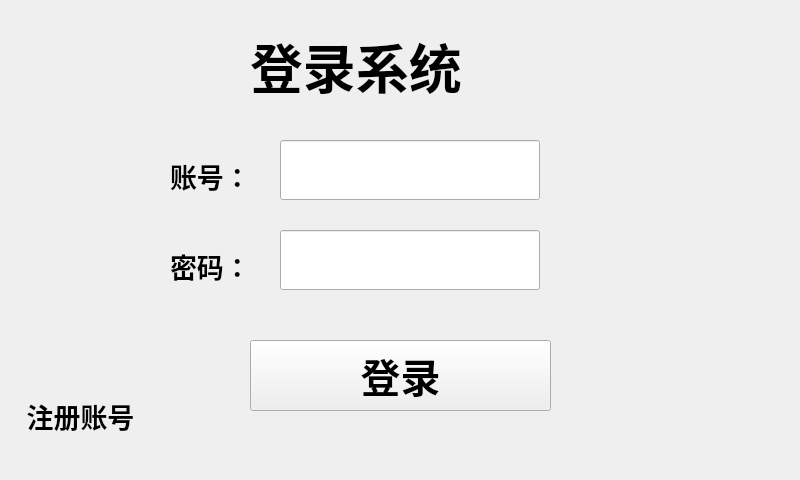
Above: mainwindow.ui from liyeyeli/project9 before the change. Below: the same form after it.
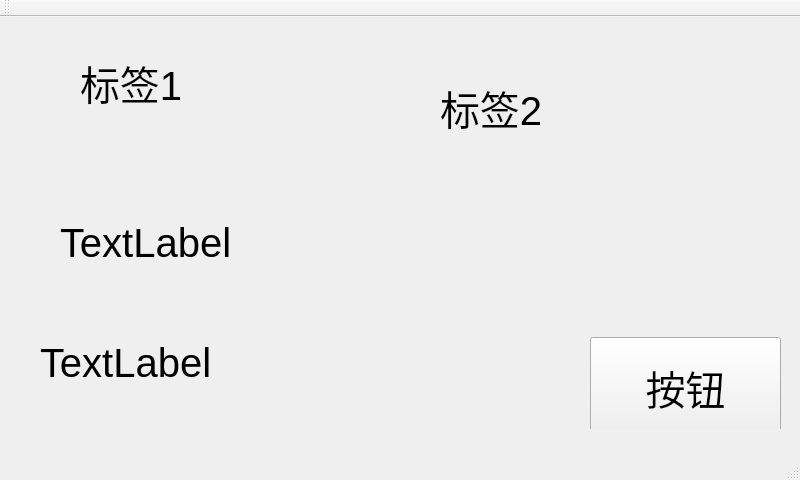
That is the form after the change.

```diff
--- a/mainwindow.ui
+++ b/mainwindow.ui
@@ -12,110 +12,20 @@
   </property>
   <property name="font">
    <font>
-    <family>华文新魏</family>
-    <pointsize>9</pointsize>
-    <weight>75</weight>
-    <italic>false</italic>
-    <bold>true</bold>
-    <underline>false</underline>
-    <strikeout>false</strikeout>
+    <pointsize>30</pointsize>
    </font>
   </property>
   <property name="windowTitle">
    <string>MainWindow</string>
   </property>
   <widget class="QWidget" name="centralWidget">
-   <widget class="QLineEdit" name="lineEdit">
-    <property name="geometry">
-     <rect>
-      <x>280</x>
-      <y>140</y>
-      <width>260</width>
-      <height>60</height>
-     </rect>
-    </property>
-    <property name="text">
-     <string/>
-    </property>
-   </widget>
-   <widget class="QLineEdit" name="lineEdit_2">
-    <property name="geometry">
-     <rect>
-      <x>280</x>
-      <y>230</y>
-      <width>260</width>
-      <height>60</height>
-     </rect>
-    </property>
-    <property name="text">
-     <string/>
-    </property>
-   </widget>
-   <widget class="QLabel" name="label">
-    <property name="geometry">
-     <rect>
-      <x>170</x>
-      <y>140</y>
-      <width>91</width>
-      <height>71</height>
-     </rect>
-    </property>
-    <property name="font">
-     <font>
-      <pointsize>20</pointsize>
-     </font>
-    </property>
-    <property name="text">
-     <string>账号：</string>
-    </property>
-   </widget>
-   <widget class="QLabel" name="label_2">
-    <property name="geometry">
-     <rect>
-      <x>170</x>
-      <y>240</y>
-      <width>81</width>
-      <height>51</height>
-     </rect>
-    </property>
-    <property name="font">
-     <font>
-      <pointsize>20</pointsize>
-     </font>
-    </property>
-    <property name="text">
-     <string>密码：</string>
-    </property>
-   </widget>
    <widget class="QPushButton" name="pushButton">
     <property name="geometry">
      <rect>
-      <x>10</x>
-      <y>370</y>
-      <width>141</width>
-      <height>91</height>
-     </rect>
-    </property>
-    <property name="font">
-     <font>
-      <family>华文楷体</family>
-      <pointsize>20</pointsize>
-     </font>
-    </property>
-    <property name="text">
-     <string>注册账号</string>
-    </property>
-    <property name="flat">
-     <bool>true</bool>
-    </property>
-   </widget>
-   <widget class="QPushButton" name="pushButton_2">
-    <property name="geometry">
-     <rect>
-      <x>250</x>
-      <y>340</y>
-      <width>301</width>
-      <height>71</height>
+      <x>590</x>
+      <y>320</y>
+      <width>191</width>
+      <height>101</height>
      </rect>
     </property>
     <property name="font">
@@ -124,37 +34,71 @@
      </font>
     </property>
     <property name="text">
-     <string>登录</string>
+     <string>按钮</string>
     </property>
-    <property name="autoDefault">
-     <bool>false</bool>
+   </widget>
+   <widget class="QLabel" name="label">
+    <property name="geometry">
+     <rect>
+      <x>80</x>
+      <y>10</y>
+      <width>171</width>
+      <height>111</height>
+     </rect>
     </property>
-    <property name="default">
-     <bool>false</bool>
+    <property name="text">
+     <string>标签1</string>
     </property>
-    <property name="flat">
-     <bool>false</bool>
+   </widget>
+   <widget class="QLabel" name="label_2">
+    <property name="geometry">
+     <rect>
+      <x>440</x>
+      <y>40</y>
+      <width>251</width>
+      <height>101</height>
+     </rect>
+    </property>
+    <property name="text">
+     <string>标签2</string>
     </property>
    </widget>
    <widget class="QLabel" name="label_3">
     <property name="geometry">
      <rect>
-      <x>250</x>
-      <y>0</y>
-      <width>311</width>
+      <x>40</x>
+      <y>280</y>
+      <width>511</width>
       <height>131</height>
      </rect>
     </property>
-    <property name="font">
-     <font>
-      <pointsize>40</pointsize>
-     </font>
+    <property name="text">
+     <string>TextLabel</string>
     </property>
+   </widget>
+   <widget class="QLabel" name="label_4">
+    <property name="geometry">
+     <rect>
+      <x>60</x>
+      <y>170</y>
+      <width>631</width>
+      <height>111</height>
+     </rect>
+    </property>
     <property name="text">
-     <string>登录系统</string>
+     <string>TextLabel</string>
     </property>
    </widget>
   </widget>
+  <widget class="QToolBar" name="mainToolBar">
+   <attribute name="toolBarArea">
+    <enum>TopToolBarArea</enum>
+   </attribute>
+   <attribute name="toolBarBreak">
+    <bool>false</bool>
+   </attribute>
+  </widget>
+  <widget class="QStatusBar" name="statusBar"/>
  </widget>
  <layoutdefault spacing="6" margin="11"/>
  <resources/>
```
